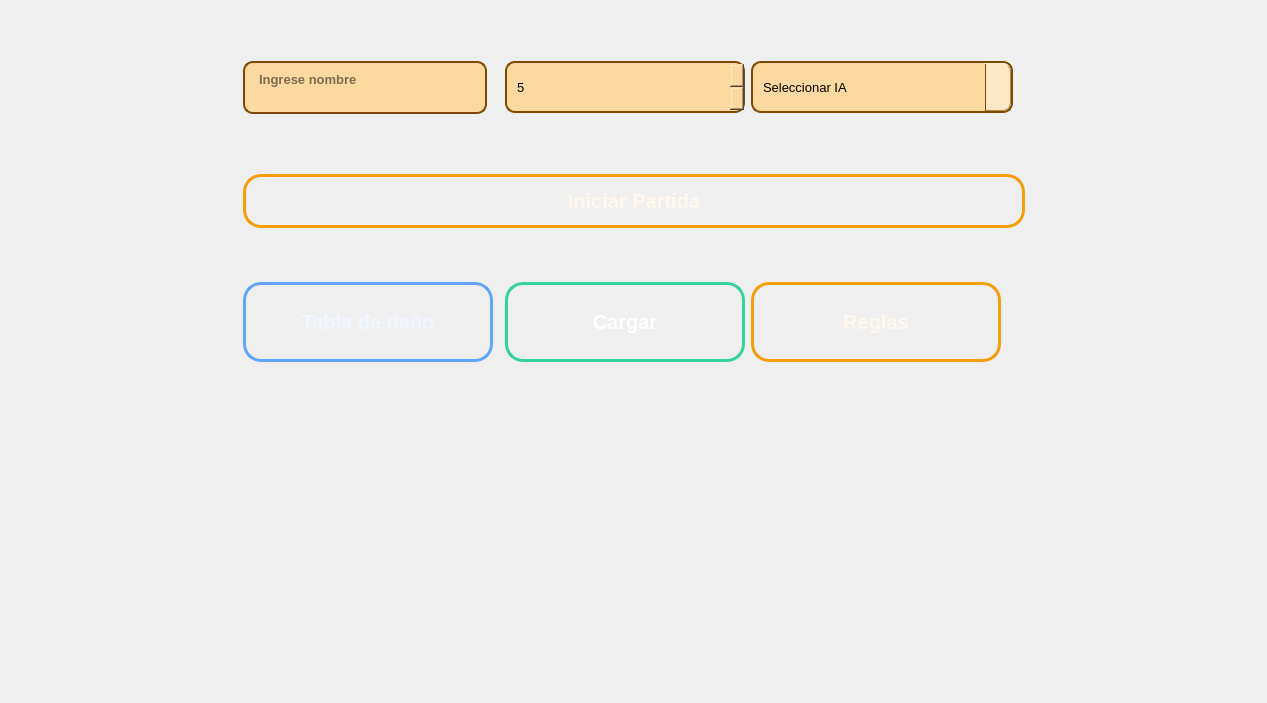
First picture: the form in mainwindow.ui, repository marilin-99/TrabajoPractico, before the edit.
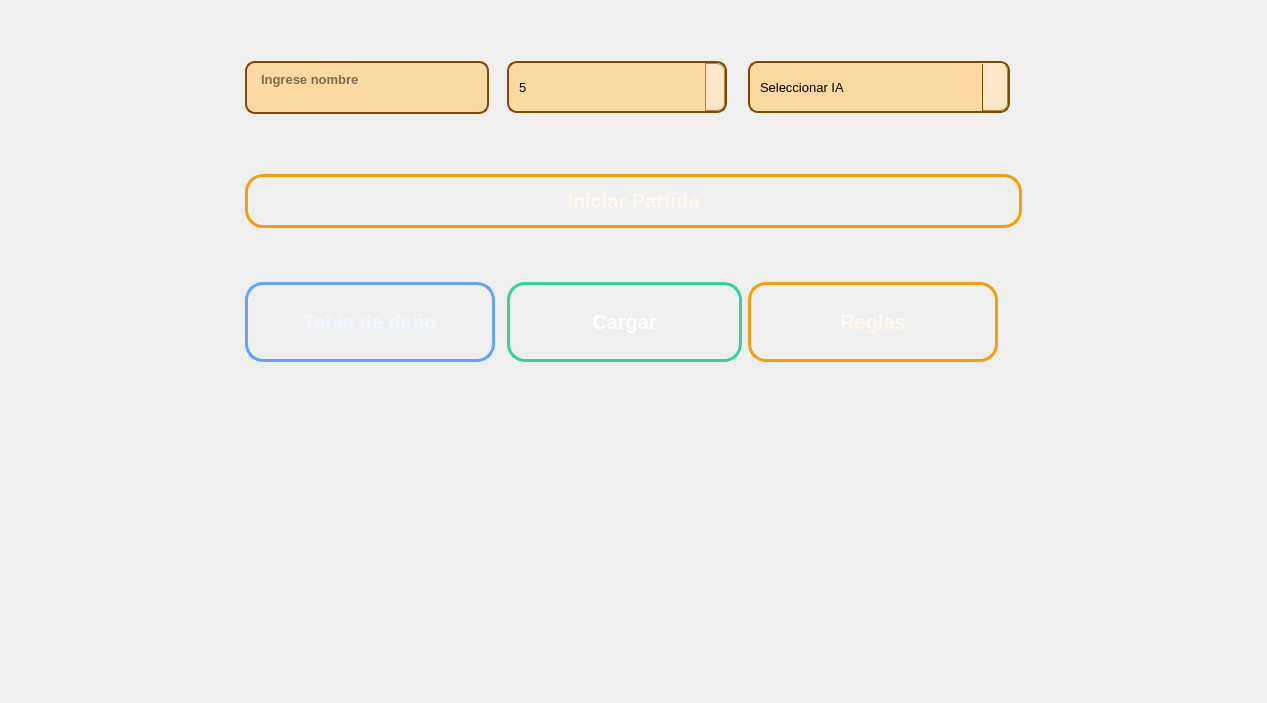
Second picture: the form after the edit. Icons and pictures are not drawn.

The edit to the form file:
```diff
--- a/mainwindow.ui
+++ b/mainwindow.ui
@@ -334,39 +334,66 @@
        <widget class="QSpinBox" name="cantidad_cartas">
         <property name="styleSheet">
          <string notr="true">QSpinBox {
-
     background-color: #fbd9a0;
-
     color: black;
-
     border: 2px solid #7a4a00;
-
     border-radius: 10px;
-
-    padding: 4px 8px;
-
+    padding: 4px 28px 4px 8px;
     font-size: 13px;
-
-    min-width: 220px;
-
-    max-width: 220px;
-
+    /* Mantenemos el mismo ancho armónico de 180px */
+    min-width: 180px;
+    max-width: 180px;
     min-height: 40px;
-
     max-height: 40px;
-
 }
 
-
-
 QSpinBox:focus {
-
     border: 2px solid #c62828;
-
     background-color: #ffe5b8;
-
     outline: 0;
+}
 
+/* Botones de arriba y abajo del QSpinBox en tono crema cálido */
+QSpinBox::up-button, QSpinBox::down-button {
+    subcontrol-origin: padding;
+    width: 18px;
+    background-color: #fce8c7;
+    border: 1px solid #b88642;
+}
+
+QSpinBox::up-button {
+    subcontrol-position: top right;
+    border-top-right-radius: 8px;
+    border-bottom: none;
+}
+
+QSpinBox::down-button {
+    subcontrol-position: bottom right;
+    border-bottom-right-radius: 8px;
+    border-top: none;
+}
+
+QSpinBox::up-button:pressed, QSpinBox::down-button:pressed {
+    background-color: #e6c594;
+}
+
+/* Flechitas internas de los botones */
+QSpinBox::up-arrow {
+    image: none;
+    border-left: 3px solid transparent;
+    border-right: 3px solid transparent;
+    border-bottom: 4px solid #7a4a00;
+    width: 0px;
+    height: 0px;
+}
+
+QSpinBox::down-arrow {
+    image: none;
+    border-left: 3px solid transparent;
+    border-right: 3px solid transparent;
+    border-top: 4px solid #7a4a00;
+    width: 0px;
+    height: 0px;
 }</string>
         </property>
         <property name="minimum">
```
